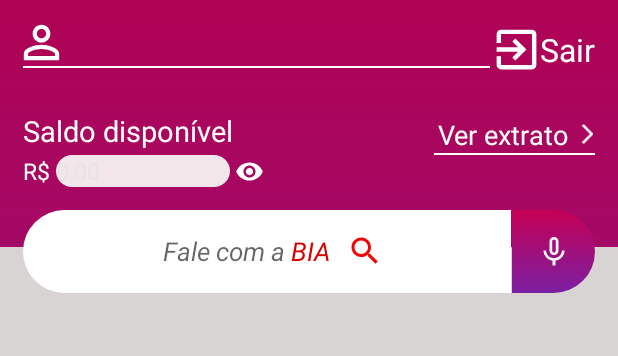
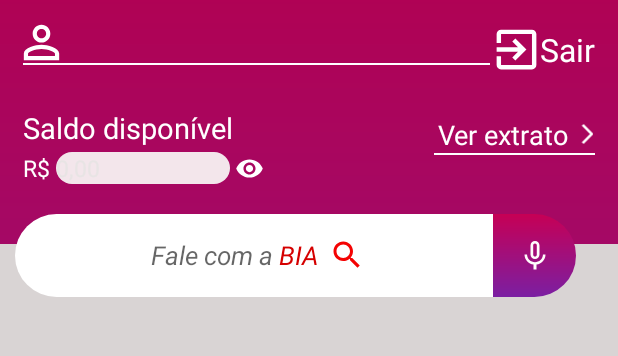
Before and after one commit to GILMARCOSSANTOS/BancoBradesil1.0, an Android app: the ActivityConta screen opened directly, with no data from a screen before it, on a phone screen of 412 x 824 dp, the part 96-452 px from its top. Run offline under Robolectric (Android 15) with nearby library versions, the phone set to English and light mode, and no system bars; our stand-ins replace Firebase (no records; nobody signed in at launch, a user with empty details on screens opened directly).

Commit message:
AutoCompleteFaleBia

```diff
--- a/app/src/main/java/com/example/bancobradesil10/ActivityConta.kt
+++ b/app/src/main/java/com/example/bancobradesil10/ActivityConta.kt
@@ -134,7 +134,7 @@ class ActivityConta : AppCompatActivity() {
         val documentReference = db.collection("Usuarios Bradesil").document(usuarioId)
         documentReference.addSnapshotListener { documentSnapshot, error ->
             if (documentSnapshot != null) {
-               nomeCliente.text = documentSnapshot.getString("nomeFirebase")
+                nomeCliente.text = documentSnapshot.getString("nomeFirebase")
 //                textViewEmailActivityLogin.text = documentSnapshot.getString("emailUsuario")
 //                textViewNumeroContaActivityLogin.text = documentSnapshot.getString("contaUsuario")
             }
--- a/app/src/main/res/layout/activity_conta.xml
+++ b/app/src/main/res/layout/activity_conta.xml
@@ -62,7 +62,7 @@
         android:id="@+id/textViewNomeClienteActivityContaId"
         android:layout_width="wrap_content"
         android:layout_height="wrap_content"
-        android:layout_marginTop="-10dp"
+        android:layout_marginTop="-12dp"
         android:textColor="@color/white01"
         android:textSize="19sp"
         app:layout_constraintBottom_toBottomOf="@id/imageViewPessoaActivityContaId"
@@ -91,7 +91,6 @@
         android:textColor="@color/white01"
         android:textSize="21sp"
         app:layout_constraintEnd_toEndOf="parent"
-
         app:layout_constraintTop_toBottomOf="@+id/imageViewNotificacoesActivityContaId" />
 
     <View
@@ -203,6 +202,7 @@
         app:layout_constraintStart_toEndOf="@+id/imageViewVisivelActivityContaId"
         app:layout_constraintTop_toTopOf="@+id/imageViewVisivelActivityContaId" />
 
+    <!-- LinearLayout 01: -->
     <androidx.appcompat.widget.LinearLayoutCompat
         android:id="@+id/linearLayoutCompat2"
         android:layout_width="match_parent"
@@ -217,11 +217,21 @@
 
     </androidx.appcompat.widget.LinearLayoutCompat>
 
+    <androidx.appcompat.widget.LinearLayoutCompat
+        android:layout_width="match_parent"
+        android:layout_height="wrap_content"
+       android:layout_marginStart="10dp"
+
+        app:layout_constraintBottom_toTopOf="@id/linearLayoutCompat2"
+        app:layout_constraintEnd_toEndOf="parent"
+        app:layout_constraintStart_toStartOf="parent"
+        app:layout_constraintTop_toTopOf="@id/linearLayoutCompat2">
+
+        <!-- FaleBia -->
         <com.google.android.material.textfield.MaterialAutoCompleteTextView
             android:id="@+id/autoCompleteFaleBiaContaActivityId"
-        android:layout_width="325dp"
+            android:layout_width="wrap_content"
             android:layout_height="55dp"
-        android:layout_marginStart="15dp"
             android:layout_marginTop="15dp"
             android:background="@drawable/botaofalebia"
             android:completionThreshold="0"
@@ -234,25 +244,20 @@
             android:paddingStart="90dp"
             android:paddingEnd="85dp"
             android:textSize="17sp"
-        android:textStyle="italic"
-        app:layout_constraintBottom_toBottomOf="@id/microfoneFaleBia"
-        app:layout_constraintEnd_toStartOf="@id/microfoneFaleBia"
-        app:layout_constraintStart_toStartOf="parent"
-        app:layout_constraintTop_toBottomOf="@id/textViewValorSaldoContaActivityId" />
+            android:textStyle="italic" />
 
         <com.google.android.material.imageview.ShapeableImageView
             android:id="@+id/microfoneFaleBia"
             android:layout_width="55dp"
             android:layout_height="55dp"
             android:layout_marginTop="15dp"
-        android:layout_marginEnd="15dp"
             android:background="@drawable/microfone_botao_redondo"
             android:scaleType="center"
-        android:src="@drawable/microfone"
-        app:layout_constraintBottom_toBottomOf="@+id/autoCompleteFaleBiaContaActivityId"
-        app:layout_constraintEnd_toEndOf="parent"
-        app:layout_constraintStart_toEndOf="@+id/autoCompleteFaleBiaContaActivityId"
-        app:layout_constraintTop_toBottomOf="@id/textViewValorSaldoContaActivityId" />
+            android:src="@drawable/microfone" />
+
+
+    </androidx.appcompat.widget.LinearLayoutCompat>
+
 
     <androidx.constraintlayout.widget.Guideline
         android:id="@+id/guideline7"
--- a/app/src/main/res/layout/activity_main.xml
+++ b/app/src/main/res/layout/activity_main.xml
@@ -181,7 +181,7 @@
             android:layout_width="match_parent"
             android:layout_height="1dp"
             android:layout_marginStart="7dp"
-            android:layout_marginTop="2dp"
+            android:layout_marginTop="3dp"
             android:layout_marginEnd="7dp"
             android:background="@color/white01"
             app:layout_constraintStart_toStartOf="parent"
@@ -245,6 +245,7 @@
         android:layout_height="50dp"
         android:layout_marginStart="10dp"
         android:layout_marginEnd="10dp"
+
         android:background="@drawable/botao_redondo02"
         android:text="@string/acessarConta"
         android:textAllCaps="false"
```
Also changed, not shown: app/src/main/res/layout/activity_login.xml (+28 -30 lines). Lines whose indentation alone changed are shown as unchanged.
